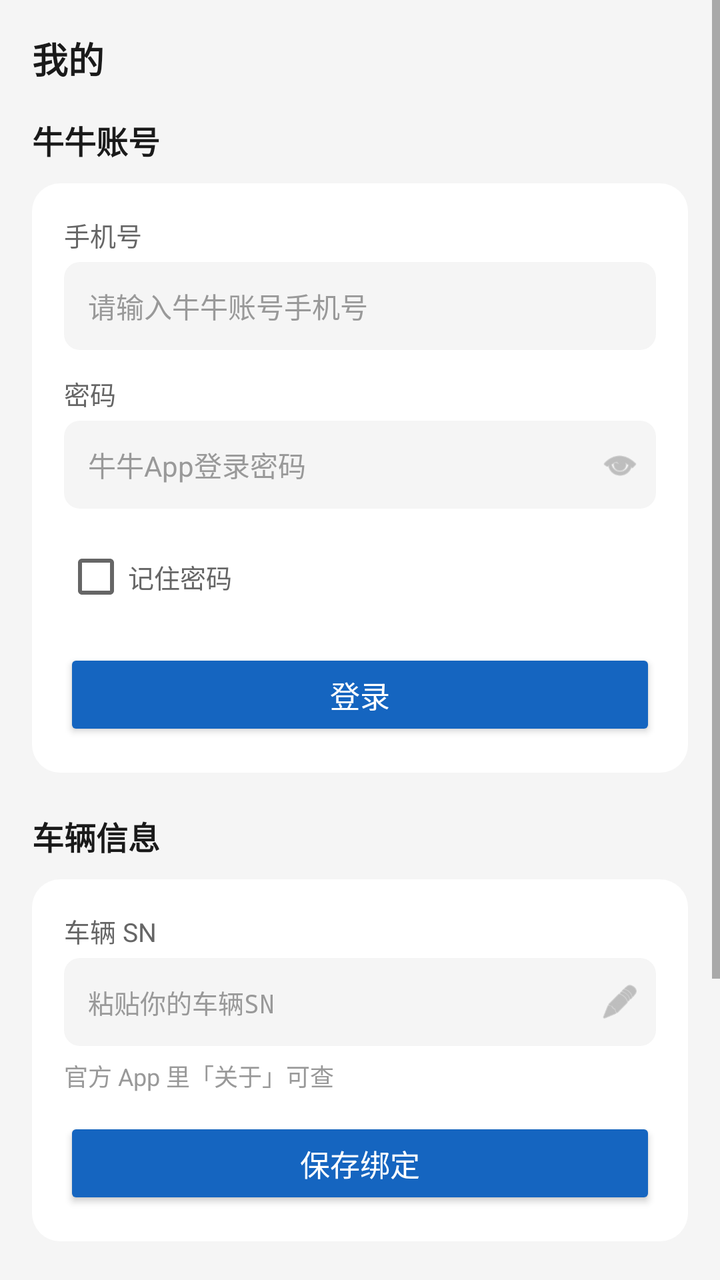
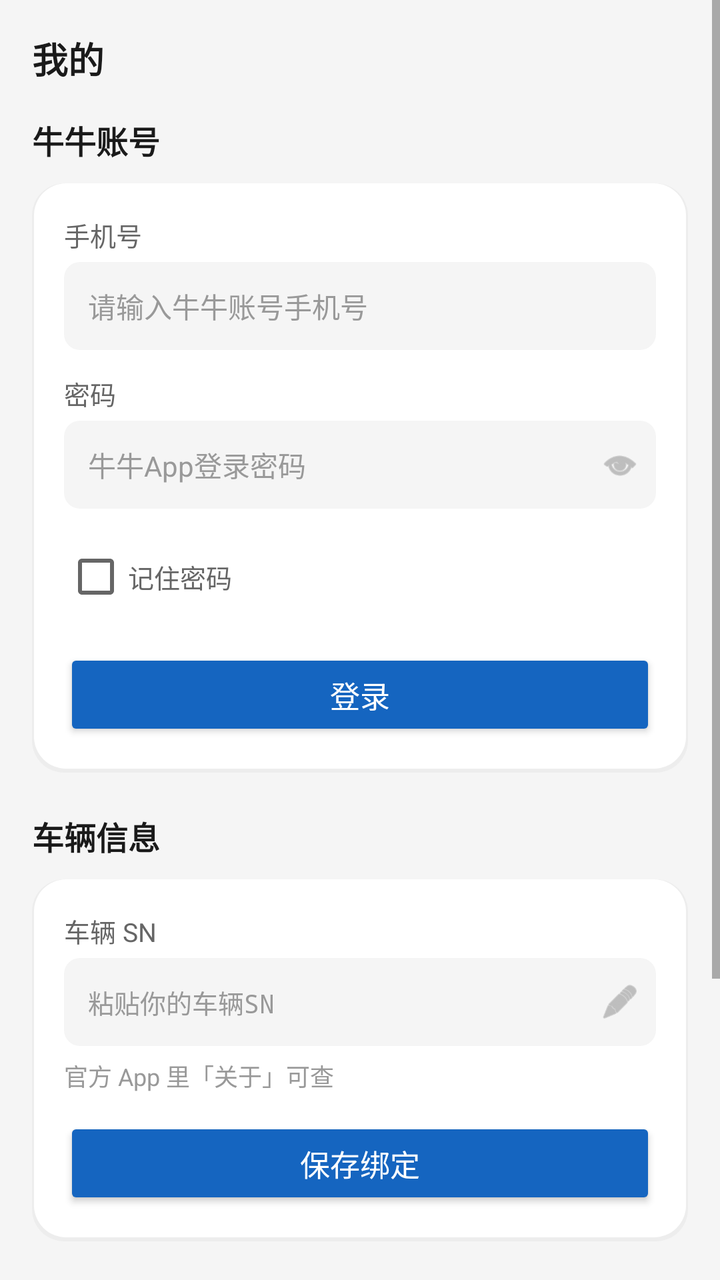

The first picture is an Android layout as it rendered before a commit; the second is the same layout after the commit. The layout source and the unified diff follow.
<!-- AndroidManifest.xml: application theme AppTheme -->
<!-- res/layout/fragment_my.xml -->
<?xml version="1.0" encoding="utf-8"?>
<ScrollView xmlns:android="http://schemas.android.com/apk/res/android"
    android:layout_width="match_parent"
    android:layout_height="match_parent"
    android:fillViewport="true"
    android:background="@color/niu_bg">

    <LinearLayout
        android:layout_width="match_parent"
        android:layout_height="wrap_content"
        android:orientation="vertical"
        android:padding="16dp">

        <TextView
            android:id="@+id/tv_my_title"
            android:layout_width="match_parent"
            android:layout_height="wrap_content"
            android:text="我的"
            android:textSize="18sp"
            android:textStyle="bold"
            android:textColor="@color/niu_text"
            android:layout_marginBottom="16dp"/>

        
        <TextView
            android:id="@+id/tv_account_title"
            android:layout_width="match_parent"
            android:layout_height="wrap_content"
            android:text="牛牛账号"
            android:textSize="16sp"
            android:textStyle="bold"
            android:textColor="@color/niu_text"
            android:layout_marginBottom="10dp"/>
        <LinearLayout
            android:layout_width="match_parent"
            android:layout_height="wrap_content"
            android:orientation="vertical"
            android:background="@drawable/bg_card"
            android:padding="16dp"
            android:layout_marginBottom="20dp">

            
            <LinearLayout android:id="@+id/ll_login_form" android:layout_width="match_parent" android:layout_height="wrap_content" android:orientation="vertical">
                <TextView android:layout_width="match_parent" android:layout_height="wrap_content" android:text="手机号" android:textSize="13sp" android:textColor="@color/niu_text_secondary" android:layout_marginBottom="4dp"/>
                <EditText
                    android:id="@+id/et_account"
                    android:layout_width="match_parent"
                    android:layout_height="44dp"
                    android:background="@drawable/bg_input"
                    android:paddingHorizontal="12dp"
                    android:textSize="14sp"
                    android:textColor="@color/niu_text"
                    android:inputType="phone"
                    android:hint="请输入牛牛账号手机号"
                    android:textColorHint="@color/niu_hint"/>

                <TextView android:layout_width="match_parent" android:layout_height="wrap_content" android:text="密码" android:textSize="13sp" android:textColor="@color/niu_text_secondary" android:layout_marginTop="12dp" android:layout_marginBottom="4dp"/>
                <LinearLayout
                    android:layout_width="match_parent"
                    android:layout_height="44dp"
                    android:orientation="horizontal"
                    android:background="@drawable/bg_input"
                    android:gravity="center_vertical">
                    <EditText
                        android:id="@+id/et_password"
                        android:layout_width="0dp"
                        android:layout_height="match_parent"
                        android:layout_weight="1"
                        android:background="@null"
                        android:paddingHorizontal="12dp"
                        android:textSize="14sp"
                        android:textColor="@color/niu_text"
                        android:inputType="textPassword"
                        android:hint="牛牛App登录密码"
                        android:textColorHint="@color/niu_hint"/>
                    <ImageView
                        android:id="@+id/iv_eye"
                        android:layout_width="36dp"
                        android:layout_height="36dp"
                        android:padding="8dp"
                        android:src="@android:drawable/ic_menu_view"
                        android:tint="@color/niu_hint"
                        android:clickable="true"
                        android:focusable="true"/>
                </LinearLayout>

                <CheckBox
                    android:id="@+id/cb_remember"
                    android:layout_width="wrap_content"
                    android:layout_height="wrap_content"
                    android:text="记住密码"
                    android:textSize="13sp"
                    android:textColor="@color/niu_text_secondary"
                    android:layout_marginTop="10dp"/>

                <Button
                    android:id="@+id/btn_login"
                    android:layout_width="match_parent"
                    android:layout_height="46dp"
                    android:layout_marginTop="12dp"
                    android:text="登录"
                    android:textSize="15sp"
                    android:textColor="#FFFFFF"
                    android:backgroundTint="@color/niu_primary"/>
            </LinearLayout>

            
            <LinearLayout android:id="@+id/ll_logged_in" android:layout_width="match_parent" android:layout_height="wrap_content" android:orientation="vertical" android:visibility="gone">
                <LinearLayout
                    android:layout_width="match_parent"
                    android:layout_height="wrap_content"
                    android:orientation="horizontal"
                    android:gravity="center_vertical">
                    <ImageView
                        android:layout_width="36dp"
                        android:layout_height="36dp"
                        android:src="@android:drawable/ic_menu_myplaces"
                        android:tint="@color/niu_primary"/>
                    <TextView
                        android:id="@+id/tv_logged_account"
                        android:layout_width="0dp"
                        android:layout_height="wrap_content"
                        android:layout_weight="1"
                        android:text="已登录: 192****3070"
                        android:textSize="15sp"
                        android:textStyle="bold"
                        android:textColor="@color/niu_text"
                        android:layout_marginStart="10dp"/>
                    <TextView
                        android:id="@+id/btn_logout"
                        android:layout_width="wrap_content"
                        android:layout_height="wrap_content"
                        android:text="退出登录"
                        android:textSize="13sp"
                        android:textColor="@color/niu_error"
                        android:padding="8dp"
                        android:clickable="true"
                        android:focusable="true"/>
                </LinearLayout>
            </LinearLayout>
        </LinearLayout>

        
        <TextView
            android:id="@+id/tv_vehicle_info"
            android:layout_width="match_parent"
            android:layout_height="wrap_content"
            android:text="车辆信息"
            android:textSize="16sp"
            android:textStyle="bold"
            android:textColor="@color/niu_text"
            android:layout_marginBottom="10dp"/>
        <LinearLayout
            android:layout_width="match_parent"
            android:layout_height="wrap_content"
            android:orientation="vertical"
            android:background="@drawable/bg_card"
            android:padding="16dp"
            android:layout_marginBottom="20dp">

            <TextView android:layout_width="match_parent" android:layout_height="wrap_content" android:text="车辆 SN" android:textSize="13sp" android:textColor="@color/niu_text_secondary" android:layout_marginBottom="4dp"/>
            <LinearLayout
                android:layout_width="match_parent"
                android:layout_height="44dp"
                android:orientation="horizontal"
                android:background="@drawable/bg_input"
                android:gravity="center_vertical">
                <EditText
                    android:id="@+id/et_sn"
                    android:layout_width="0dp"
                    android:layout_height="match_parent"
                    android:layout_weight="1"
                    android:background="@null"
                    android:paddingHorizontal="12dp"
                    android:textSize="13sp"
                    android:fontFamily="monospace"
                    android:textColor="@color/niu_text"
                    android:hint="粘贴你的车辆SN"
                    android:textColorHint="@color/niu_hint"
                    android:inputType="text"/>
                <ImageView
                    android:id="@+id/iv_sn_check"
                    android:layout_width="28dp"
                    android:layout_height="28dp"
                    android:padding="4dp"
                    android:src="@android:drawable/checkbox_on_background"
                    android:tint="@color/niu_success"
                    android:visibility="gone"/>
                <ImageView
                    android:id="@+id/iv_edit_sn"
                    android:layout_width="36dp"
                    android:layout_height="36dp"
                    android:padding="8dp"
                    android:src="@android:drawable/ic_menu_edit"
                    android:tint="@color/niu_hint"
                    android:clickable="true"
                    android:focusable="true"/>
            </LinearLayout>
            <TextView
                android:layout_width="match_parent"
                android:layout_height="wrap_content"
                android:text="官方 App 里「关于」可查"
                android:textSize="12sp"
                android:textColor="@color/niu_hint"
                android:layout_marginTop="6dp"/>

            <Button
                android:id="@+id/btn_save_sn"
                android:layout_width="match_parent"
                android:layout_height="46dp"
                android:layout_marginTop="12dp"
                android:text="保存绑定"
                android:textSize="15sp"
                android:textColor="#FFFFFF"
                android:backgroundTint="@color/niu_primary"/>
        </LinearLayout>

        <Button
            android:id="@+id/btn_diagnostic_log"
            android:layout_width="match_parent"
            android:layout_height="42dp"
            android:layout_marginTop="12dp"
            android:text="诊断日志（导出/上传）"
            android:textSize="14sp"
            android:textColor="#FFFFFF"
            android:backgroundTint="#FF9800"/>

        <Button
            android:id="@+id/btn_ai_tuning"
            android:layout_width="match_parent"
            android:layout_height="42dp"
            android:layout_marginTop="8dp"
            android:text="AI 智能调参"
            android:textSize="14sp"
            android:textColor="#FFFFFF"
            android:backgroundTint="#7C4DFF"/>

        <Button
            android:id="@+id/btn_ai_settings"
            android:layout_width="match_parent"
            android:layout_height="42dp"
            android:layout_marginTop="8dp"
            android:text="AI 调参设置"
            android:textSize="14sp"
            android:textColor="#FFFFFF"
            android:backgroundTint="#9E9E9E"/>

        <TextView
            android:id="@+id/tv_app_version"
            android:layout_width="match_parent"
            android:layout_height="wrap_content"
            android:text="小牛靠近开机助手 vX.X"
            android:textSize="11sp"
            android:textColor="@color/niu_hint"
            android:gravity="center"
            android:layout_marginTop="10dp"/>
    </LinearLayout>
</ScrollView>
<!-- resources referenced by this layout -->
<resources>
  <color name="niu_bg">#F5F5F5</color>
  <color name="niu_error">#E53935</color>
  <color name="niu_hint">#999999</color>
  <color name="niu_primary">#1565C0</color>
  <color name="niu_success">#43A047</color>
  <color name="niu_text">#1A1A1A</color>
  <color name="niu_text_secondary">#666666</color>
  <!-- drawable bg_card (drawable) -->
  <?xml version="1.0" encoding="utf-8"?>
  <shape xmlns:android="http://schemas.android.com/apk/res/android" android:shape="rectangle">
      <solid android:color="@color/niu_card"/>
      <corners android:radius="14dp"/>
  </shape>
  <!-- drawable bg_input (drawable) -->
  <?xml version="1.0" encoding="utf-8"?>
  <shape xmlns:android="http://schemas.android.com/apk/res/android" android:shape="rectangle">
      <solid android:color="@color/niu_input_bg"/>
      <corners android:radius="8dp"/>
  </shape>
  <style name="AppTheme" parent="Theme.MaterialComponents.DayNight.NoActionBar">
          <item name="colorPrimary">@color/niu_primary</item>
          <item name="colorPrimaryDark">@color/niu_primary_dark</item>
          <item name="colorAccent">@color/niu_primary</item>
          <item name="android:windowBackground">@color/niu_bg</item>
          <item name="android:statusBarColor">@color/niu_bg</item>
          <item name="android:windowLightStatusBar">true</item>
      </style>
  <color name="niu_card">#FFFFFF</color>
  <color name="niu_input_bg">#F5F5F5</color>
  <color name="niu_primary_dark">#0D47A1</color>
</resources>

<!-- the commit's change to res/layout/fragment_my.xml (unified diff, before → after) -->
@@ -1,4 +1,5 @@
 <?xml version="1.0" encoding="utf-8"?>
+
 <ScrollView xmlns:android="http://schemas.android.com/apk/res/android"
     android:layout_width="match_parent"
     android:layout_height="match_parent"
<!-- resource entries referenced after the edit -->
@@ -9,12 +9,24 @@
   <color name="niu_text_secondary">#666666</color>
   <!-- drawable bg_card (drawable) -->
   <?xml version="1.0" encoding="utf-8"?>
-  <shape xmlns:android="http://schemas.android.com/apk/res/android" android:shape="rectangle">
-      <solid android:color="@color/niu_card"/>
-      <corners android:radius="14dp"/>
-  </shape>
+  
+  <layer-list xmlns:android="http://schemas.android.com/apk/res/android">
+      <item>
+          <shape android:shape="rectangle">
+              <solid android:color="#08000000"/>
+              <corners android:radius="16dp"/>
+          </shape>
+      </item>
+      <item android:bottom="2dp" android:left="1dp" android:right="1dp">
+          <shape android:shape="rectangle">
+              <solid android:color="@color/niu_card"/>
+              <corners android:radius="16dp"/>
+          </shape>
+      </item>
+  </layer-list>
   <!-- drawable bg_input (drawable) -->
   <?xml version="1.0" encoding="utf-8"?>
+  
   <shape xmlns:android="http://schemas.android.com/apk/res/android" android:shape="rectangle">
       <solid android:color="@color/niu_input_bg"/>
       <corners android:radius="8dp"/>
